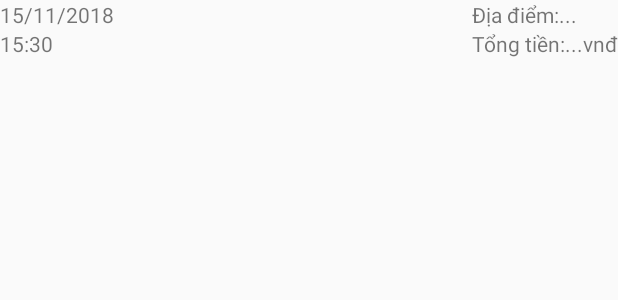
After one commit to tannguyenvn007/Dog-Project, an Android app: the layout activity_history_items.xml on its own in the app's theme, with its tools: preview values and no code run, on a phone screen of 412 x 824 dp. The commit adds this screen. Shown: the top 300 px of the screen. Run offline under Robolectric (Android 15) with nearby library versions, the phone set to English and light mode, and no system bars.

Commit message:
add home and history

```diff
--- /dev/null
+++ b/app/src/main/res/drawable/button_border.xml
@@ -0,0 +1,6 @@
+<?xml version="1.0" encoding="utf-8"?>
+<shape xmlns:android="http://schemas.android.com/apk/res/android"
+    android:shape="rectangle">
+    <solid android:color="#1990b0" />
+    <corners android:radius="5dp" />
+</shape>
--- /dev/null
+++ b/app/src/main/res/layout/activity_history_items.xml
@@ -0,0 +1,50 @@
+<?xml version="1.0" encoding="utf-8"?>
+<LinearLayout
+
+    xmlns:android="http://schemas.android.com/apk/res/android" android:layout_width="match_parent"
+    android:layout_height="match_parent">
+
+    <RelativeLayout
+        android:layout_width="wrap_content"
+        android:layout_height="wrap_content">
+        <LinearLayout
+            android:orientation="vertical"
+            android:layout_width="wrap_content"
+            android:layout_height="wrap_content"
+            android:layout_alignParentLeft="true"
+            >
+            <TextView
+                android:layout_width="wrap_content"
+                android:layout_height="wrap_content"
+                android:text="15/11/2018"
+                />
+            <TextView
+                android:layout_width="wrap_content"
+                android:layout_height="wrap_content"
+                android:text="15:30"
+                />
+        </LinearLayout>
+        <LinearLayout
+            android:orientation="vertical"
+            android:layout_width="wrap_content"
+            android:layout_height="wrap_content"
+            android:layout_alignParentRight="true"
+            >
+            <TextView
+                android:layout_width="wrap_content"
+                android:layout_height="wrap_content"
+                android:text="Địa điểm:..."
+
+                />
+            <TextView
+                android:layout_width="wrap_content"
+                android:layout_height="wrap_content"
+                android:text="Tổng tiền:...vnđ"
+
+                />
+        </LinearLayout>
+
+
+
+    </RelativeLayout>
+</LinearLayout>
--- a/app/src/main/res/values/styles.xml
+++ b/app/src/main/res/values/styles.xml
@@ -1,7 +1,7 @@
 <resources>
 
     <!-- Base application theme. -->
-    <style name="AppTheme" parent="Theme.AppCompat.Light.DarkActionBar">
+    <style name="AppTheme" parent="Theme.AppCompat.Light.NoActionBar">
         <!-- Customize your theme here. -->
         <item name="colorPrimary">@color/colorPrimary</item>
         <item name="colorPrimaryDark">@color/colorPrimaryDark</item>
```
Also changed, not shown: app/src/main/res/layout/activity_histories.xml (added, +27 -0 lines), app/src/main/res/layout/activity_main.xml (+73 -10 lines), app/src/main/res/drawable/ic_back.png (added), app/src/main/res/drawable/qr_code_samp.jpeg (added).
